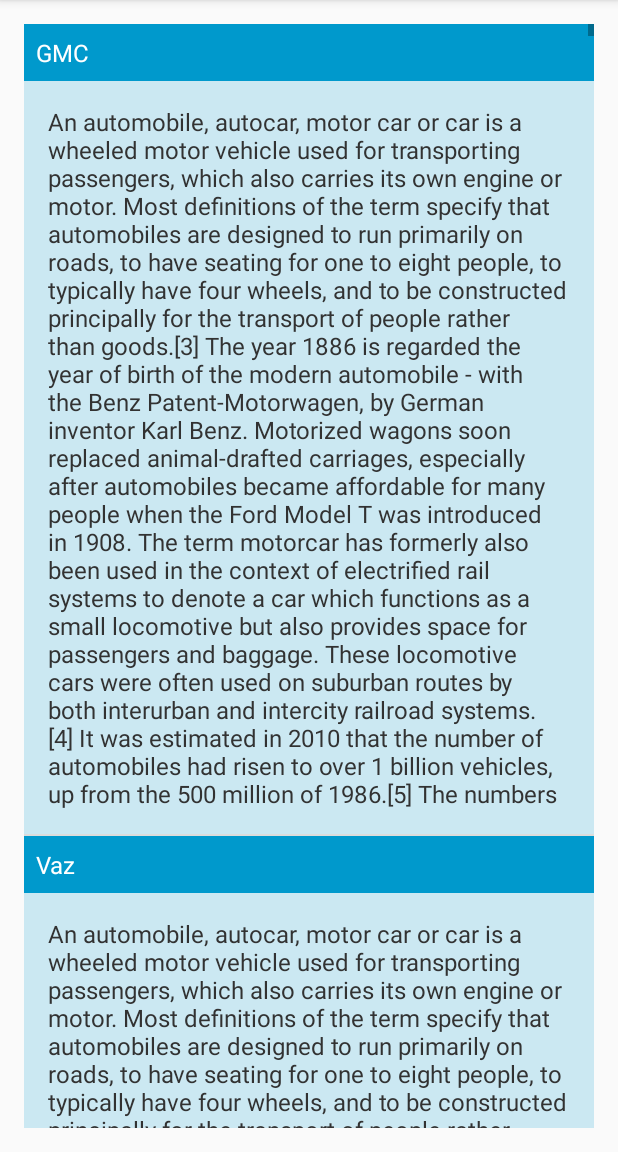
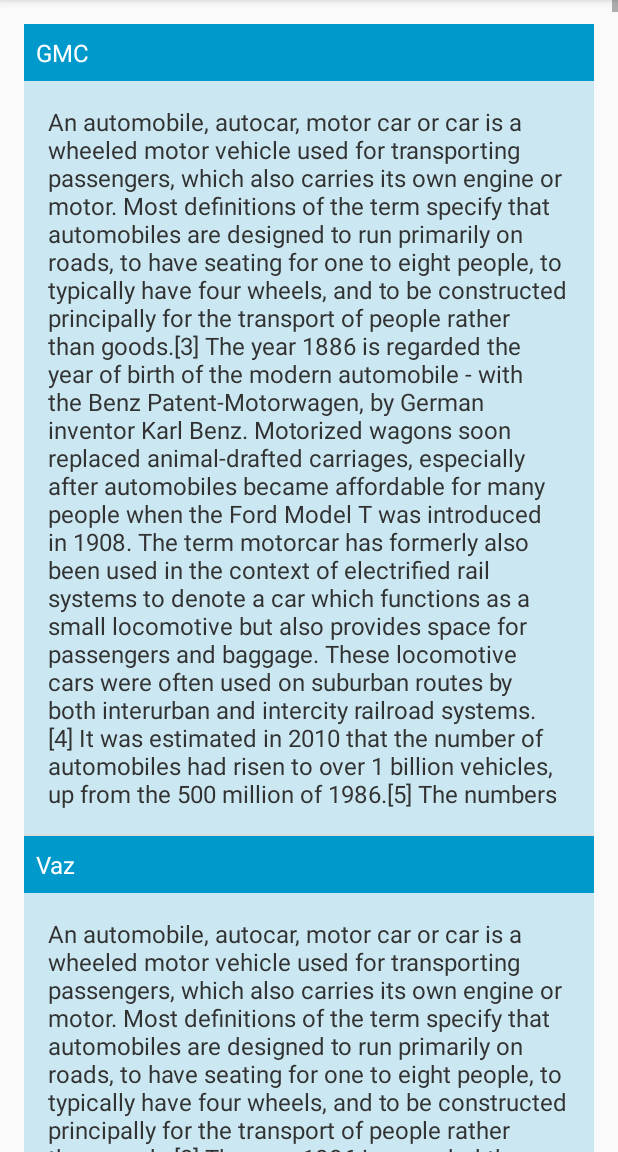
Before and after one commit to lassana/listview-animations, an Android app: the fragment ExpandFragment shown on its own in the app's theme, after a tap on "Vaz", on a phone screen of 412 x 824 dp, the part 84-1236 px from its top. Run offline under Robolectric (Android 15) with nearby library versions, the phone set to English and light mode, and no system bars; 1 other tap on this screen came first.

Commit message:
Update list paddings.

```diff
--- a/app/src/main/res/layout/fragment_list.xml
+++ b/app/src/main/res/layout/fragment_list.xml
@@ -2,15 +2,17 @@
     xmlns:tools="http://schemas.android.com/tools"
     android:layout_width="match_parent"
     android:layout_height="match_parent"
-    android:paddingLeft="@dimen/activity_horizontal_margin"
-    android:paddingRight="@dimen/activity_horizontal_margin"
-    android:paddingTop="@dimen/activity_vertical_margin"
-    android:paddingBottom="@dimen/activity_vertical_margin"
     tools:context="com.github.lassana.animated_scrolling.fragment.MainFragment">
 
     <ListView
         android:id="@android:id/list"
         android:layout_width="match_parent"
-        android:layout_height="match_parent"/>
+        android:layout_height="match_parent"
+        android:clipToPadding="false"
+        android:scrollbarStyle="outsideOverlay"
+        android:paddingLeft="@dimen/activity_horizontal_margin"
+        android:paddingRight="@dimen/activity_horizontal_margin"
+        android:paddingTop="@dimen/activity_vertical_margin"
+        android:paddingBottom="@dimen/activity_vertical_margin"/>
 
 </RelativeLayout>
```
